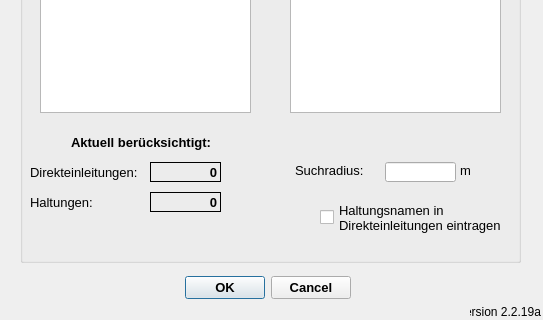
Qt form qkan/linkflaechen/resources/application_createlinesw.ui (hoettges/QKan) before a commit; both pictures show x 0 to 543 and y 148 to 468 of the 543 by 468 pixel window.
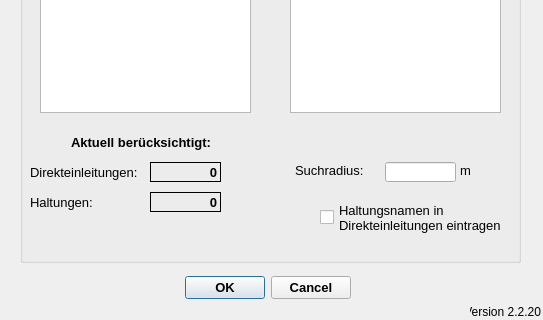
The same form after that commit.

Diff of the .ui file:
```diff
--- a/qkan/linkflaechen/resources/application_createlinesw.ui
+++ b/qkan/linkflaechen/resources/application_createlinesw.ui
@@ -424,7 +424,7 @@
     <string>Version QKan Import</string>
    </property>
    <property name="text">
-    <string>Version 2.2.19a</string>
+    <string>Version 2.2.20</string>
    </property>
    <property name="alignment">
     <set>Qt::AlignRight|Qt::AlignTrailing|Qt::AlignVCenter</set>
```
